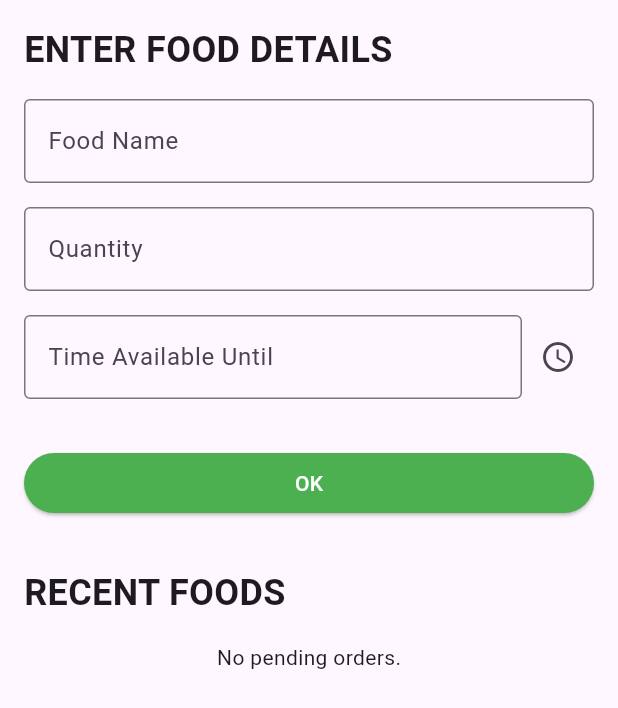
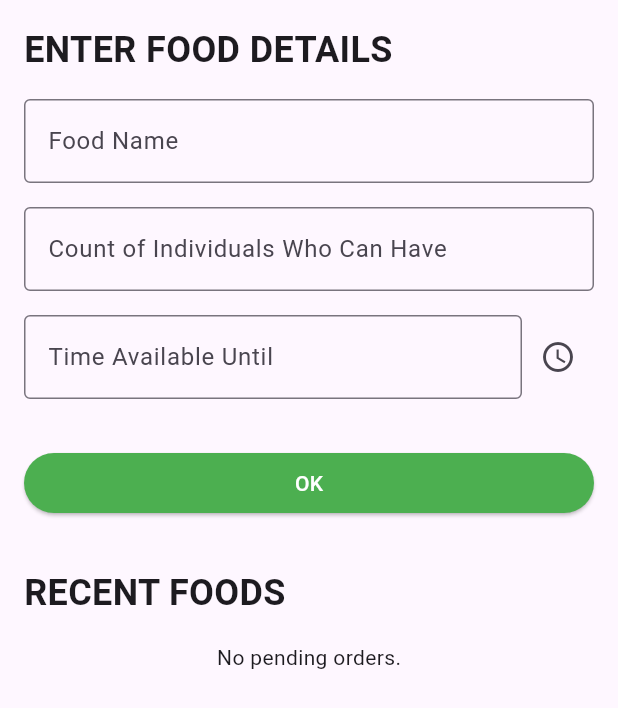
Before and after one commit to hungryproject/hungry, a Flutter app: the FoodFormPage screen opened directly, on a phone screen of 412 x 824 dp. Shown: the top 708 px of the screen. Run offline on Flutter 3.47's test engine with Material 3 defaults, Android fonts, the light colour scheme and no system bars; our stand-ins replace carousel_slider, cloud_firestore, firebase_auth, firebase_core, firebase_storage, image_picker and 1 more; missing offline and left inert: animated_rating_stars; accounts and stored records are empty; Roboto replaces fonts that are missing (hungryfont).

Commit message:
quantity cahnged to count have

```diff
--- a/lib/modules/orphanage/screens/orphange_login_screen.dart
+++ b/lib/modules/orphanage/screens/orphange_login_screen.dart
@@ -34,6 +34,8 @@ class _OrphanageLoginScreenState extends State<OrphanageLoginScreen> {
           email: _emailController.text.trim(),
           password: _passwordController.text.trim(),
         );
+        print(_emailController.text.trim());
+        print( _passwordController.text.trim());
 
         if (user != null) {
           // Navigate to the home screen after successful login
--- a/lib/modules/restuarant/screens/food_add_screen.dart
+++ b/lib/modules/restuarant/screens/food_add_screen.dart
@@ -11,7 +11,7 @@ class FoodFormPage extends StatefulWidget {
 
 class _FoodFormPageState extends State<FoodFormPage> {
   final _foodNameController = TextEditingController();
-  final _quantityController = TextEditingController();
+  final _countController = TextEditingController();
   final _timeController = TextEditingController();
   final FirestoreService _firestoreService = FirestoreService(); // Instance of FirestoreService
   bool _isLoading = false; // Loading state indicator
@@ -19,7 +19,6 @@ class _FoodFormPageState extends State<FoodFormPage> {
   @override
   Widget build(BuildContext context) {
     return Scaffold(
-
       body: Padding(
         padding: const EdgeInsets.all(16.0),
         child: ListView(
@@ -39,10 +38,10 @@ class _FoodFormPageState extends State<FoodFormPage> {
             ),
             const SizedBox(height: 16),
             TextField(
-              controller: _quantityController,
+              controller: _countController,
               keyboardType: TextInputType.number,
               decoration: const InputDecoration(
-                labelText: 'Quantity',
+                labelText: 'Count of Individuals Who Can Have',
                 border: OutlineInputBorder(),
               ),
             ),
@@ -113,14 +112,12 @@ class _FoodFormPageState extends State<FoodFormPage> {
                       final orderData = doc.data() as Map<String, dynamic>;
                       return AcceptedOrderCard(
                         Name: orderData['foodName'] ?? 'Unknown',
-                        quantity: orderData['quantity'].toString(),
+                        count: orderData['count'].toString(),
                         availableUntil: orderData['availableUntil'] ?? 'N/A',
                         date: orderData['createdAt'] != null
                             ? (orderData['createdAt'] as Timestamp).toDate().toString()
                             : 'N/A',
-                        onAccept: () {
-
-                        },
+                        onAccept: () {},
                       );
                     }).toList(),
                   );
@@ -153,10 +150,10 @@ class _FoodFormPageState extends State<FoodFormPage> {
 
     // Get input values
     final foodName = _foodNameController.text.trim();
-    final quantity = int.tryParse(_quantityController.text.trim()) ?? 0;
+    final count = int.tryParse(_countController.text.trim()) ?? 0;
     final timeAvailable = _timeController.text.trim();
 
-    if (foodName.isEmpty || quantity <= 0 || timeAvailable.isEmpty) {
+    if (foodName.isEmpty || count <= 0 || timeAvailable.isEmpty) {
       // Show error message if inputs are not valid
       ScaffoldMessenger.of(context).showSnackBar(
         const SnackBar(content: Text('Please fill out all fields correctly.')),
@@ -172,7 +169,7 @@ class _FoodFormPageState extends State<FoodFormPage> {
     try {
       await _firestoreService.addfood(
         foodName: foodName,
-        quantity: quantity,
+        count: count,
         availableUntil: timeAvailable,
         isDelivered: false,
         isOrderAccepted: false,
@@ -185,7 +182,7 @@ class _FoodFormPageState extends State<FoodFormPage> {
 
       // Clear the form fields
       _foodNameController.clear();
-      _quantityController.clear();
+      _countController.clear();
       _timeController.clear();
     } catch (e) {
       // Show error message if something goes wrong
@@ -199,19 +196,19 @@ class _FoodFormPageState extends State<FoodFormPage> {
       });
     }
   }
+}
 
-
-}
 class AcceptedOrderCard extends StatelessWidget {
   final String Name;
-  final String quantity;
+  final String count;
   final String availableUntil;
   final String date;
   final VoidCallback onAccept;
 
-  const AcceptedOrderCard({super.key,
+  const AcceptedOrderCard({
+    super.key,
     required this.Name,
-    required this.quantity,
+    required this.count,
     required this.availableUntil,
     required this.date,
     required this.onAccept,
@@ -233,7 +230,7 @@ class AcceptedOrderCard extends StatelessWidget {
             ),
             const SizedBox(height: 8),
             Text(
-              'Quantity: $quantity',
+              'Count of Individuals Who Can Have: $count',
               style: const TextStyle(fontSize: 16),
             ),
             const SizedBox(height: 8),
@@ -246,7 +243,6 @@ class AcceptedOrderCard extends StatelessWidget {
               'Date: $date',
               style: const TextStyle(fontSize: 16),
             ),
-
           ],
         ),
       ),
--- a/lib/modules/restuarant/service/fire_store_serviece.dart
+++ b/lib/modules/restuarant/service/fire_store_serviece.dart
@@ -92,10 +92,10 @@ class FirestoreService {
   // Method to add an order
   Future<void> addfood({
     required String foodName,
-    required int quantity,
+
     required String availableUntil,
     required bool isDelivered,
-    required bool isOrderAccepted,
+    required bool isOrderAccepted, required int count,
   }) async {
     try {
       User? user = _firebaseAuthService.getCurrentUser();
@@ -103,7 +103,7 @@ class FirestoreService {
       if (user != null) {
         await _firestore.collection('foods').add({
           'foodName': foodName,
-          'quantity': quantity,
+          'count': count,
           'resid': user.uid,
           'availableUntil': availableUntil, // Storing date as a string
           'isDelivered': isDelivered,
```
Also changed, not shown: lib/modules/orphanage/screens/proffileorph_screen.dart (+107 -80 lines), pubspec.lock.
